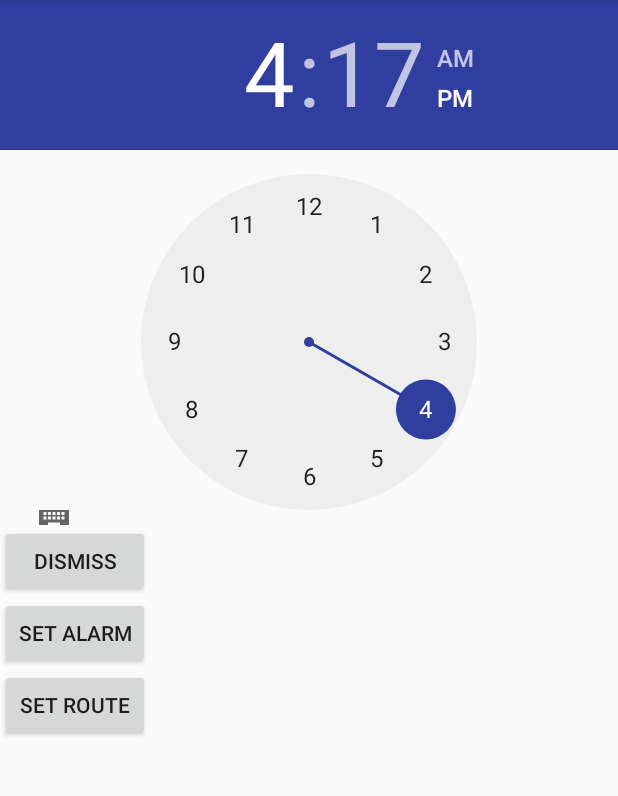
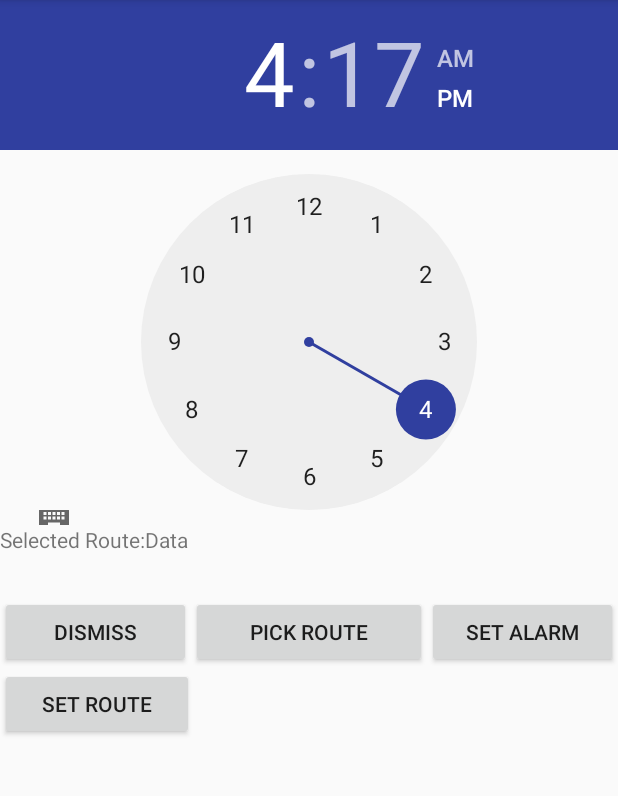
Before and after one commit to buttersnipps/EarlyBird, an Android app: the screen it shows after launch (MainActivity), on a phone screen of 412 x 824 dp, the part 84-880 px from its top. Run offline under Robolectric (Android 15) with nearby library versions, the phone set to English and light mode, and no system bars.

Commit message:
working on sending data using sharedintents

```diff
--- a/EarlyBird/app/src/main/java/com/example/soutrikbarua/earlybird/MainActivity.java
+++ b/EarlyBird/app/src/main/java/com/example/soutrikbarua/earlybird/MainActivity.java
@@ -89,14 +89,11 @@ public class MainActivity extends AppCompatActivity {
                 //alarmManager.set(AlarmManager.RTC_WAKEUP,calendar.getTimeInMillis(),
                 // pendingIntent);
                 alarmManager.setExact(AlarmManager.RTC_WAKEUP,calendar.getTimeInMillis()-(18*1000), pendingIntent);
-               /* alarmManager.setRepeating(AlarmManager.RTC_WAKEUP,calendar.getTimeInMillis()-(18*1000),2000,                        pendingIntent);*/
+               /* alarmManager.setRepeating(AlarmManager.RTC_WAKEUP,calendar.getTimeInMillis()-(18*1000),2000,pendingIntent);*/
 
 
                 Toast.makeText(getApplicationContext(),"Alarm set to " + hour_string+ ":"
                         +minutes_string,Toast.LENGTH_LONG).show();
-
-
-
             }
         });
 
--- a/EarlyBird/app/src/main/res/layout/alarm_layout.xml
+++ b/EarlyBird/app/src/main/res/layout/alarm_layout.xml
@@ -3,6 +3,7 @@
     android:layout_width="match_parent"
     android:layout_height="match_parent"
     android:orientation="vertical">
+
     <android.support.v7.widget.Toolbar
         android:id="@+id/mytoolbar"
         android:layout_width="match_parent"
@@ -16,25 +17,70 @@
         android:layout_width="wrap_content"
         android:layout_height="350dp"
         android:headerBackground="@color/colorPrimaryDark"
-        android:numbersSelectorColor="@color/colorPrimaryDark" />
+        android:numbersSelectorColor="@color/colorPrimaryDark"/>
+
+    <LinearLayout
+        android:layout_width="match_parent"
+        android:layout_height="47dp"
+        android:orientation="horizontal">
+
+        <TextView
+            android:id="@+id/textView3"
+            android:layout_width="wrap_content"
+            android:layout_height="wrap_content"
+            android:text="Selected Route:"/>
+
+        <TextView
+            android:id="@+id/selectedRoute"
+            android:layout_width="wrap_content"
+            android:layout_height="wrap_content"
+            android:layout_weight="0.17"
+            android:text="Data"/>
+
+    </LinearLayout>
+
+    <LinearLayout
+        android:layout_width="match_parent"
+        android:layout_height="wrap_content"
+        android:orientation="horizontal">
 
         <Button
             android:id="@+id/stopAlarm"
             android:layout_width="100dp"
             android:layout_height="wrap_content"
-        android:text="Dismiss" />
+            android:layout_weight="1"
+            android:text="Dismiss"/>
+
+        <Button
+            android:id="@+id/routePick"
+            android:layout_width="130dp"
+            android:layout_height="wrap_content"
+            android:layout_weight="1"
+            android:text="Pick Route"/>
 
         <Button
             android:id="@+id/setAlarm"
             android:layout_width="100dp"
             android:layout_height="wrap_content"
+            android:layout_weight="1"
             android:text="Set Alarm"/>
+
+    </LinearLayout>
+
+    <LinearLayout
+        android:layout_width="match_parent"
+        android:layout_height="match_parent"
+        android:orientation="horizontal"
+        android:weightSum="1">
 
         <Button
             android:id="@+id/setRoute"
-        android:layout_width="100dp"
+            android:layout_width="wrap_content"
             android:layout_height="wrap_content"
-        android:text="Set Route" />
+            android:text="Set Route"
+            android:layout_weight="0.10"/>
+
+    </LinearLayout>
 
 
 </LinearLayout>
```
Also changed, not shown: EarlyBird/app/src/main/java/com/example/soutrikbarua/earlybird/RouteActivity.java (+39 -4 lines), EarlyBird/app/src/main/java/com/example/soutrikbarua/earlybird/RouteAdapter.java (+29 -12 lines). Lines whose indentation alone changed are shown as unchanged.
